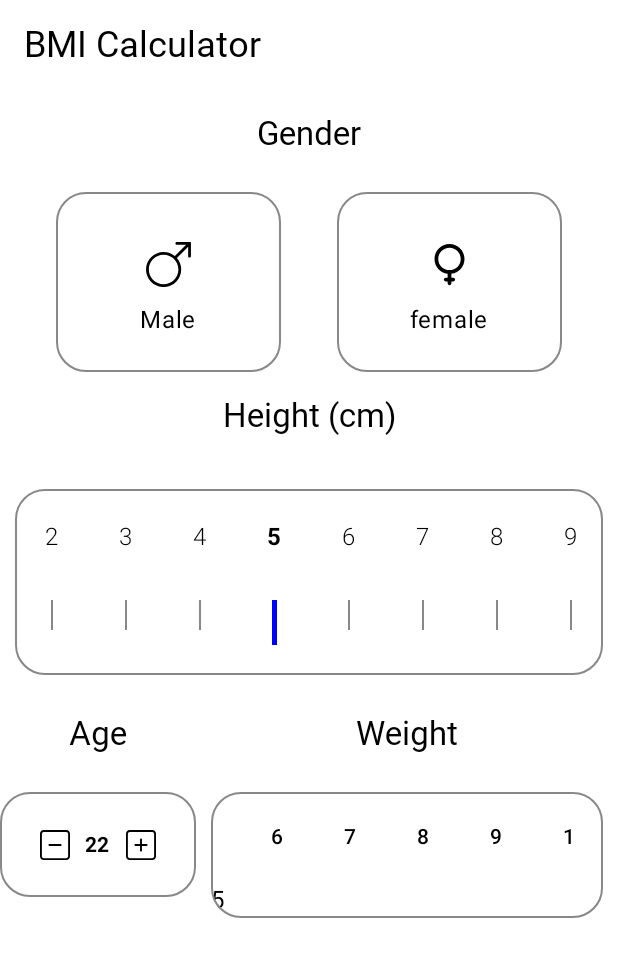
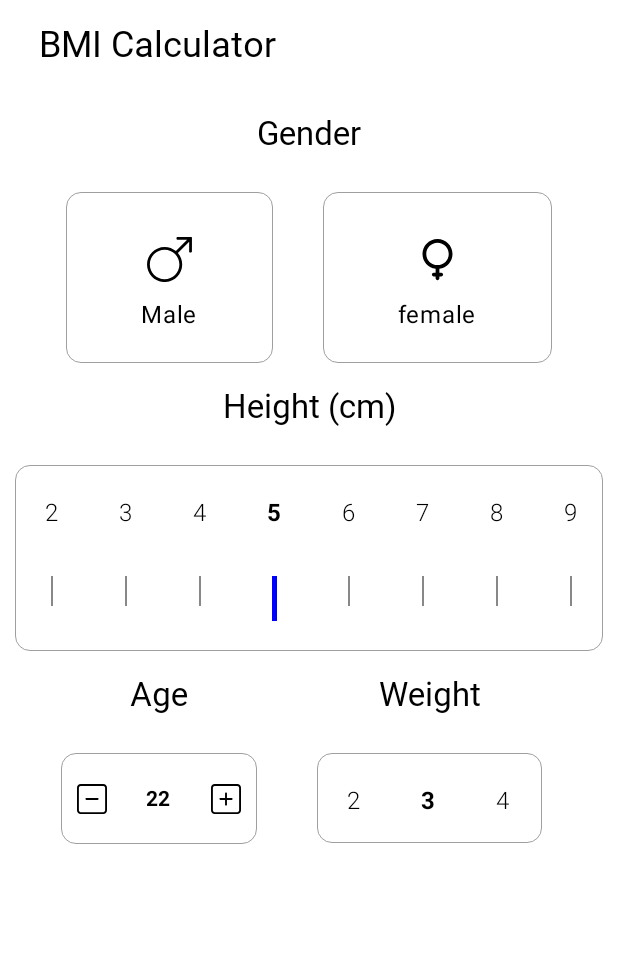
Before and after one commit to Aslmmon/BMI-calculator, an Android app built with Jetpack Compose: the screen it shows after launch (MainActivity), on a phone screen of 412 x 824 dp. Shown: the top 957 px of the screen. Run offline under Robolectric (Android 15) with nearby library versions, the phone set to English and light mode, and no system bars; our stand-ins replace Dagger/Hilt's generated code; Roboto replaces fonts that are not available here.

Commit message:
update view for Weight

```diff
--- a/features/bmi_input/src/main/java/com/ontop/inputapp/shared_ui/components.kt
+++ b/features/bmi_input/src/main/java/com/ontop/inputapp/shared_ui/components.kt
@@ -3,12 +3,12 @@ package com.ontop.inputapp.shared_ui
 import androidx.compose.foundation.BorderStroke
 import androidx.compose.foundation.ExperimentalFoundationApi
 import androidx.compose.foundation.clickable
-import androidx.compose.foundation.gestures.animateScrollBy
 import androidx.compose.foundation.gestures.snapping.rememberSnapFlingBehavior
 import androidx.compose.foundation.layout.Arrangement
 import androidx.compose.foundation.layout.Column
 import androidx.compose.foundation.layout.Row
 import androidx.compose.foundation.layout.Spacer
+import androidx.compose.foundation.layout.fillMaxWidth
 import androidx.compose.foundation.layout.height
 import androidx.compose.foundation.layout.padding
 import androidx.compose.foundation.layout.size
@@ -37,8 +37,6 @@ import androidx.compose.ui.res.painterResource
 import androidx.compose.ui.text.font.FontWeight
 import androidx.compose.ui.text.style.TextAlign
 import androidx.compose.ui.unit.dp
-import kotlinx.coroutines.CoroutineScope
-import kotlinx.coroutines.launch
 import kotlin.math.abs
 
 @Composable
@@ -80,8 +78,8 @@ fun RoundedCardView(modifier: Modifier, content: @Composable () -> Unit) {
         colors = CardDefaults.cardColors(
             containerColor = MaterialTheme.colorScheme.onPrimary,
         ),
-        border = BorderStroke(1.dp,Color.Gray),
-        shape = RoundedCornerShape(20.dp), // Set the corner radius
+        border = BorderStroke(0.1.dp, Color.Gray.copy(alpha = 0.8f)),
+        shape = RoundedCornerShape(10.dp), // Set the corner radius
     ) {
 
         content()
@@ -93,7 +91,7 @@ fun RoundedCardView(modifier: Modifier, content: @Composable () -> Unit) {
 @Composable
 fun GenderView(modifier: Modifier, icon: Int, genderText: String) {
     Column(
-        modifier = modifier.size(150.dp,120.dp),
+        modifier = modifier.padding(horizontal = 50.dp, vertical = 20.dp),
         verticalArrangement = Arrangement.Center,
         horizontalAlignment = Alignment.CenterHorizontally
 
@@ -117,9 +115,7 @@ fun SVGloader(modifier: Modifier = Modifier, iconResource: Int, iconDesc: String
 @Composable
 fun AgeView(modifier: Modifier, minusIcon: Int, plusIcon: Int) {
     Row(
-        modifier = modifier
-            .padding(horizontal = 25.dp, vertical = 10.dp)
-            .size(80.dp, 50.dp),
+        modifier = modifier,
         horizontalArrangement = Arrangement.Center,
         verticalAlignment = Alignment.CenterVertically
     ) {
@@ -173,11 +169,10 @@ fun NumberPickers(
 }
 
 
-
 @Composable
 fun HeightView(
     modifier: Modifier,
-    height: Int,
+    height: Boolean,
     state: LazyListState,
     index: Int,
 ) {
@@ -207,7 +202,60 @@ fun HeightView(
         )
     }
 
-//    Text(text = "${state.firstVisibleItemIndex} + ${index}")
+
+}
+
+
+@Composable
+fun HeightViewNew(
+    modifier: Modifier,
+    isSameIndex: Boolean,
+    item: Int,
+) {
+    Column(modifier.padding(20.dp), horizontalAlignment = Alignment.CenterHorizontally) {
+        Text(
+            text = item.toString(),
+            textAlign = TextAlign.Start,
+            fontWeight = if (isSameIndex) FontWeight.Bold else FontWeight.Light
+        )
+        _gap(height = 30)
+        Divider(
+            color = if (isSameIndex) Color.Blue else Color.Gray,
+            modifier = Modifier
+                .height(if (isSameIndex) 30.dp else 20.dp)
+                .width(if (isSameIndex) 3.dp else 1.dp)
+        )
+    }
 
 
 }
+
+@OptIn(ExperimentalFoundationApi::class)
+@Composable
+fun <T> ScrollableRowList(
+    modifier: Modifier,
+    content: @Composable (Boolean,T) -> Unit,
+    lists: List<T>
+) {
+    val state = rememberLazyListState()
+    val centerItemIndex by remember {
+        derivedStateOf {
+            val layoutInfo = state.layoutInfo
+            val visibleItems = layoutInfo.visibleItemsInfo
+            val viewportCenter = (layoutInfo.viewportStartOffset + layoutInfo.viewportEndOffset) / 2
+
+            visibleItems.minByOrNull { abs((it.offset + it.size / 2) - viewportCenter) }?.index ?: 0
+        }
+    }
+    LazyRow(
+        modifier = modifier.fillMaxWidth(),
+        state = state,
+        flingBehavior = rememberSnapFlingBehavior(lazyListState = state)
+    ) {
+        itemsIndexed(lists) { index, item ->
+            val isItemCenterd = centerItemIndex == index
+            content.invoke(isItemCenterd,item)
+        }
+
+    }
+}
--- a/features/bmi_input/src/main/java/com/ontop/inputapp/ui/BmiInputScreen.kt
+++ b/features/bmi_input/src/main/java/com/ontop/inputapp/ui/BmiInputScreen.kt
@@ -1,26 +1,23 @@
 package com.ontop.inputapp.ui
 
-import androidx.compose.foundation.ExperimentalFoundationApi
-import androidx.compose.foundation.background
-import androidx.compose.foundation.gestures.snapping.rememberSnapFlingBehavior
 import androidx.compose.foundation.layout.Arrangement
 import androidx.compose.foundation.layout.Column
 import androidx.compose.foundation.layout.Row
 import androidx.compose.foundation.layout.fillMaxWidth
+import androidx.compose.foundation.layout.height
 import androidx.compose.foundation.layout.padding
+import androidx.compose.foundation.layout.size
 import androidx.compose.foundation.lazy.LazyListLayoutInfo
-import androidx.compose.foundation.lazy.LazyRow
-import androidx.compose.foundation.lazy.itemsIndexed
-import androidx.compose.foundation.lazy.rememberLazyListState
+import androidx.compose.material3.Text
 import androidx.compose.runtime.Composable
 import androidx.compose.runtime.getValue
 import androidx.compose.runtime.mutableStateOf
 import androidx.compose.runtime.remember
 import androidx.compose.runtime.setValue
 import androidx.compose.ui.Modifier
-import androidx.compose.ui.graphics.Color
 import androidx.compose.ui.platform.LocalContext
 import androidx.compose.ui.res.stringResource
+import androidx.compose.ui.text.font.FontWeight
 import androidx.compose.ui.tooling.preview.Preview
 import androidx.compose.ui.unit.dp
 import androidx.hilt.navigation.compose.hiltViewModel
@@ -28,13 +25,12 @@ import com.ontop.inputapp.R
 import com.ontop.inputapp.shared_ui.AgeView
 import com.ontop.inputapp.shared_ui.ContentWithTitle
 import com.ontop.inputapp.shared_ui.GenderView
-import com.ontop.inputapp.shared_ui.HeightView
-import com.ontop.inputapp.shared_ui.NumberPickers
+import com.ontop.inputapp.shared_ui.HeightViewNew
 import com.ontop.inputapp.shared_ui.RoundedCardView
+import com.ontop.inputapp.shared_ui.ScrollableRowList
 import com.ontop.inputapp.shared_ui.TitleScreen
 
 
-@OptIn(ExperimentalFoundationApi::class)
 @Composable
 fun BmiInputScreen(
     modifier: Modifier = Modifier,
@@ -45,7 +41,7 @@ fun BmiInputScreen(
     var context = LocalContext.current
 
     Column(
-        modifier = modifier
+        modifier = modifier.padding(horizontal = 10.dp)
     ) {
         TitleScreen(modifier, stringResource(id = R.string.bmi_calculator_title))
         ContentWithTitle(title = stringResource(R.string.gender_title)) {
@@ -71,22 +67,14 @@ fun BmiInputScreen(
         }
 
         ContentWithTitle(title = stringResource(R.string.height)) {
-            RoundedCardView(modifier = modifier.padding(10.dp)) {
-                var lists =
-                    listOf(2, 3, 4, 5, 6, 7, 8, 9, 10, 11, 12, 23, 45, 12, 12, 12, 14, 13, 14)
-                val state = rememberLazyListState()
+            RoundedCardView(modifier = modifier) {
+                var lists = listOf(2, 3, 4, 5, 6, 7, 8, 9, 10, 11, 12, 23, 45, 12, 12, 12, 14, 13, 14)
 
+                ScrollableRowList(modifier = modifier, content = { isSameIndex ,item->
+                    HeightViewNew(modifier, isSameIndex,item)
 
-                LazyRow(
-                    modifier = modifier.fillMaxWidth(),
-                    state = state,
-                    flingBehavior = rememberSnapFlingBehavior(lazyListState = state)
-                ) {
-                    itemsIndexed(lists) { index, item ->
-                        HeightView(modifier, item, state, index)
-                    }
+                }, lists = lists)
 
-                }
             }
 
         }
@@ -95,21 +83,22 @@ fun BmiInputScreen(
             ContentWithTitle(modifier = modifier, title = stringResource(R.string.age_title)) {
                 RoundedCardView(modifier = modifier) {
                     AgeView(
-                        modifier = modifier,
+                        modifier = modifier.padding(5.dp).height(50.dp),
                         minusIcon = R.drawable.minus,
                         plusIcon = R.drawable.plus
                     )
                 }
 
             }
-            ContentWithTitle(title = "Weight", modifier = modifier.padding(horizontal = 10.dp)) {
+            ContentWithTitle(title = stringResource(R.string.weight), modifier = modifier.padding(horizontal = 10.dp)) {
                 RoundedCardView(modifier = modifier) {
+                    var lists = listOf(2, 3, 4, 5, 6, 7, 8, 9, 10, 11, 12, 23, 45, 12, 12, 12, 14, 13, 14)
 
-                    NumberPickers(
-                        modifier = modifier,
-                        numbers = listOf(1, 2, 3, 4, 5, 6, 7, 8, 9, 10, 11, 12, 23, 45),
-                        onNumberSelected = { number ->
-                        })
+                    ScrollableRowList(modifier = modifier.size(150.dp,60.dp), content = { isSameIndex ,item->
+                        Text(modifier=modifier.padding(20.dp),text = item.toString(),
+                            fontWeight = if (isSameIndex) FontWeight.Bold else FontWeight.Light
+                        )
+                    }, lists = lists)
 
                 }
             }
@@ -124,12 +113,3 @@ fun BmiInputScreen(
 fun ShowBMiInputScreen() {
     BmiInputScreen()
 }
-
-fun LazyListLayoutInfo.normalizedItemPosition(key: Any): Float =
-    visibleItemsInfo
-        .firstOrNull { it.key == key }
-        ?.let {
-            val center = (viewportEndOffset + viewportStartOffset - it.size) / 2F
-            (it.offset.toFloat() - center) / center
-        }
-        ?: 0F
--- a/features/bmi_input/src/main/res/values/strings.xml
+++ b/features/bmi_input/src/main/res/values/strings.xml
@@ -7,4 +7,5 @@
     <string name="female">female</string>
     <string name="height">Height (cm)</string>
     <string name="age_title">Age</string>
+    <string name="weight">Weight</string>
 </resources>
```
